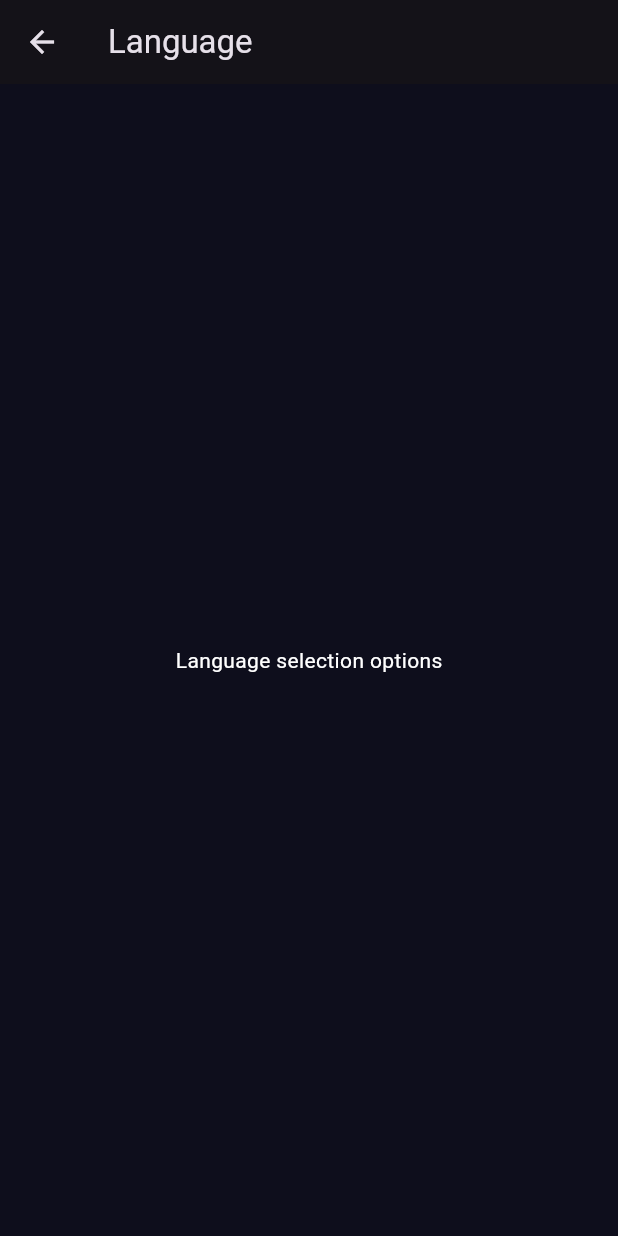
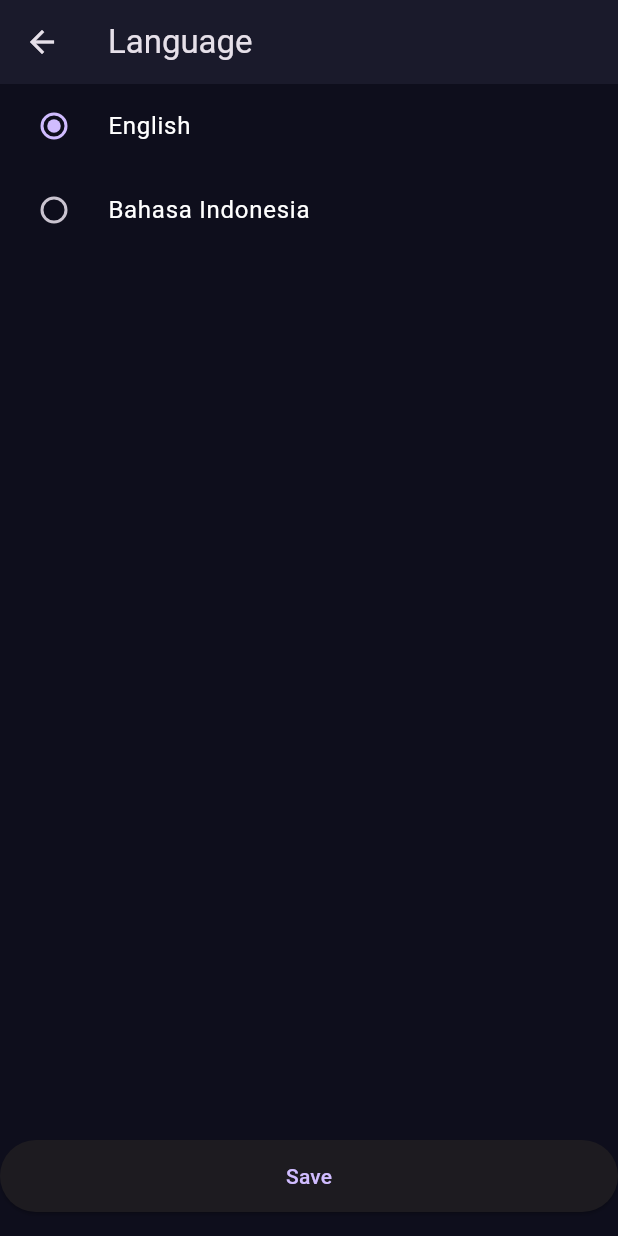
Before and after one commit to ziqimuzzaqqi/project_pothole, a Flutter app: the LanguagePage screen opened by its route, on a phone screen of 412 x 824 dp. Run offline on Flutter 3.47's test engine with Material 3 defaults, Android fonts, the phone set to English and light mode, and no system bars; our stand-ins replace camera, flutter_map, flutter_modular, image_picker, latlong2.

Commit message:
change language

```diff
--- a/lib/modules/home/pages/about_page.dart
+++ b/lib/modules/home/pages/about_page.dart
@@ -6,12 +6,12 @@ class AboutPage extends StatelessWidget {
   @override
   Widget build(BuildContext context) {
     return Scaffold(
-      appBar: AppBar(title: const Text('About')),
+      appBar: AppBar(title: const Text('About'), backgroundColor: const Color(0xFF1A1A2B)),
       backgroundColor: const Color(0xFF0E0E1C),
       body: Padding(
         padding: const EdgeInsets.all(16),
         child: Text(
-          'Pothole Detection App v1.0\nDeveloped by Your Name',
+          'Pothole Detection App v1.0\nKelompok 4',
           style: TextStyle(color: Colors.white),
         ),
       ),
--- a/lib/modules/home/pages/language_page.dart
+++ b/lib/modules/home/pages/language_page.dart
@@ -1,15 +1,47 @@
 import 'package:flutter/material.dart';
 
-class LanguagePage extends StatelessWidget {
+class LanguagePage extends StatefulWidget {
   const LanguagePage({Key? key}) : super(key: key);
+
+  @override
+  State<LanguagePage> createState() => _LanguagePageState();
+}
+
+class _LanguagePageState extends State<LanguagePage> {
+  String _selectedLang = 'en';
 
   @override
   Widget build(BuildContext context) {
     return Scaffold(
-      appBar: AppBar(title: const Text('Language')),
+      appBar: AppBar(
+        title: const Text('Language'),
+        backgroundColor: const Color(0xFF1A1A2B),
+      ),
       backgroundColor: const Color(0xFF0E0E1C),
-      body: Center(
-        child: Text('Language selection options', style: TextStyle(color: Colors.white)),
+      body: Column(
+        children: [
+          RadioListTile<String>(
+            title: const Text('English', style: TextStyle(color: Colors.white)),
+            value: 'en',
+            groupValue: _selectedLang,
+            onChanged: (val) => setState(() => _selectedLang = val!),
+          ),
+          RadioListTile<String>(
+            title: const Text('Bahasa Indonesia', style: TextStyle(color: Colors.white)),
+            value: 'id',
+            groupValue: _selectedLang,
+            onChanged: (val) => setState(() => _selectedLang = val!),
+          ),
+          const Spacer(),
+          ElevatedButton(
+            onPressed: () {
+              // TODO: apply language change
+            },
+            style: ElevatedButton.styleFrom(minimumSize: const Size(double.infinity, 48)),
+            child: const Text('Save'),
+          ),
+          const SizedBox(height: 16),
+        ],
       ),
     );
   }
```
Also changed, not shown: lib/modules/home/home_module.dart (+2 -5 lines), lib/modules/home/pages/profile_page.dart (+35 -9 lines), lib/modules/home/pages/reset_password_page.dart (+63 -13 lines), lib/modules/home/pages/settings_page.dart (+8 -1 lines).
